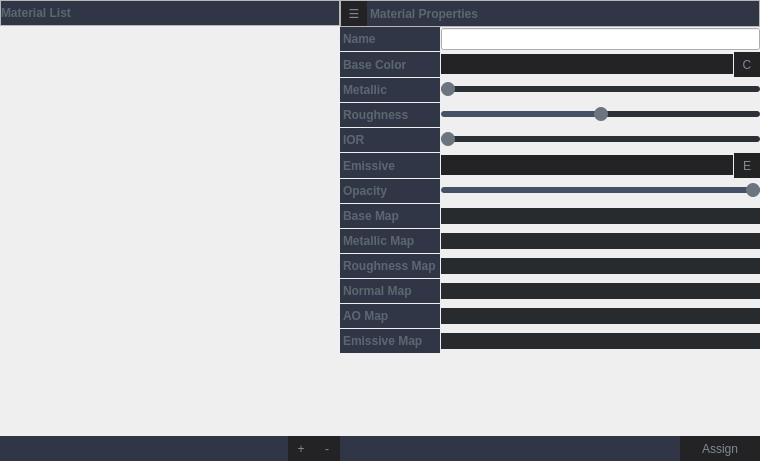
The window that ApplicationUI/SubWindows/MaterialEditorDialog.ui (dgiannop/IMP-3D) describes before a commit, drawn with Qt 5.
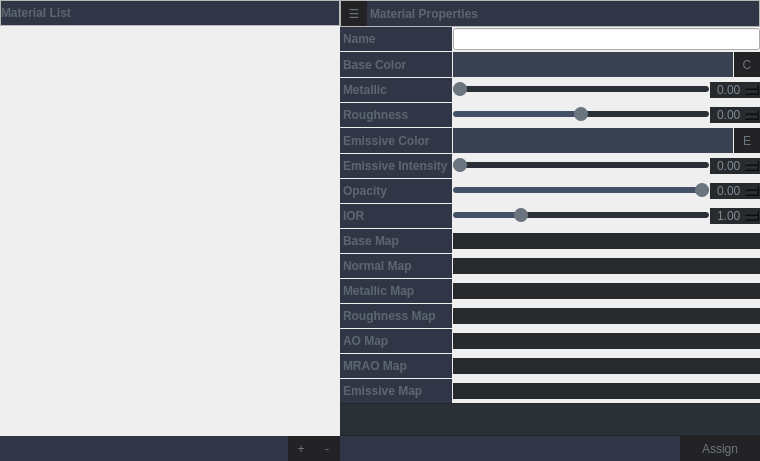
The same window after the commit. Icons and pictures are not drawn.

Commit message: Minor fixes in texture and material editors

```diff
--- a/ApplicationUI/SubWindows/MaterialEditorDialog.ui
+++ b/ApplicationUI/SubWindows/MaterialEditorDialog.ui
@@ -10,6 +10,12 @@
     <height>461</height>
    </rect>
   </property>
+  <property name="minimumSize">
+   <size>
+    <width>760</width>
+    <height>300</height>
+   </size>
+  </property>
   <property name="windowTitle">
    <string>Material Editor</string>
   </property>
@@ -21,6 +27,7 @@
     padding: 5px 0px;
     border-radius: 0px;
 }
+
 QPushButton {
     background-color: rgb(35,35,37);
     border: none; color: rgb(107,117,128);
@@ -30,7 +37,8 @@
 QPushButton:pressed { background-color: rgb(68,93,132); }
 QPushButton:hover  { background-color: rgb(35,35,36); }
 
-#colorSwatch, #emissiveSwatch {
+/* Swatches (match actual objectNames) */
+#baseColorPreviewButton, #emissivePreviewButton {
   padding: 0;
   border: 0px solid #555A66;
   background-color: #3a4150;
@@ -45,38 +53,38 @@
 }
 
 QComboBox::down-arrow {
-    image: url(:/images/arrow_down.png); /* Custom arrow image */
-    width: 8px; /* Adjust width of the arrow */
-    height: 8px; /* Adjust height of the arrow */
+    image: url(:/images/arrow_down.png);
+    width: 8px;
+    height: 8px;
     border-radius: 0px;
 }
 
 QComboBox::drop-down {
-    border: none; /* Remove the dropdown border */
-    border-radius: 0px; /* No radius on the drop-down button */
+    border: none;
+    border-radius: 0px;
 }
 
 QComboBox::popup {
-    border: none; /* Remove the border from the dropdown */
-    background-color: #282b2e; /* Set the same background color for the dropdown */
+    border: none;
+    background-color: #282b2e;
     padding: 0px;
-    overflow: hidden; /* Prevent the radius from being clipped */
-    border-radius: 8px; /* Apply border radius to the dropdown */
+    overflow: hidden;
+    border-radius: 8px;
 }
 
 QComboBox QAbstractItemView {
-    background-color: #282b2e; /* Same background for dropdown items */
-    color: white; /* Set item text color */
-    border: none; /* No border for item list */
-    border-radius: 0px; /* No border radius for dropdown items */
-    border-bottom-left-radius: 4px;  /* rounded bottom-left corner */
-    border-bottom-right-radius: 5px; /* rounded bottom-right corner */
+    background-color: #282b2e;
+    color: white;
+    border: none;
+    border-radius: 0px;
+    border-bottom-left-radius: 4px;
+    border-bottom-right-radius: 5px;
 }
 
 QComboBox::indicator {
     width: 8px;
     height: 8px;
-    background-color: transparent; /* To remove indicator styling */
+    background-color: transparent;
 }
 
 QSlider::groove:horizontal {
@@ -90,60 +98,22 @@
     height: 14px;
     border-radius: 7px;
     background: #6b7580;
-    margin: -4px -8px; /* centers handle on the groove */
+    margin: -4px -8px;
 }
 
-/* Remove any outer frame/border that style may add */
-QSplitter {
-    background: transparent;
-    border: 0px;
-    margin: 0px;
-    padding: 0px;
-}
-
-/* Make the handle invisible + remove spacing */
-QSplitter::handle {
-    background: transparent;
-    border: 0px;
-    margin: 0px;
-    padding: 0px;
-}
-
-/* For *thin* divider line instead of nothing, use this:
-QSplitter::handle:horizontal { width: 1px; background: rgba(255,255,255,25); }
-QSplitter::handle:vertical   { height: 1px; background: rgba(255,255,255,25); }
-*/
-QSplitter::handle:horizontal { width: 0px; }
-QSplitter::handle:vertical   { height: 0px; }
-
 QSlider::handle:horizontal:hover { background: #7e8a96; }
 QSlider::sub-page:horizontal { background: #445066; border-radius: 3px; }
 QSlider::add-page:horizontal { background: #2b2f36; border-radius: 3px; }
 
-QPushButton {
-    background-color: rgb(35, 35, 37);
-    border: none; 
-    color: rgb(127, 137, 148); /*#57616c;*/ 
-    padding: 1px 0px; 
-    text-align: center; 
-    text-decoration: none;
-    font-size: 9pt; 
-	line-height: 23px;
-    margin: 0px 0px; 
+QSplitter {
+    background: transparent;
+    border: 0px;
+    margin: 0px;
+    padding: 0px;
 }
-
-QPushButton:pressed {
-	background-color: rgb(68, 93, 132);
-}
-
-QPushButton:hover {
-    background-color: rgb(35, 35, 36);
-}
-
-QPushButton:checked {
-    background-color: rgb(68, 93, 132);
-    color: white; /* #a4b0bd;*/
-}
+QSplitter::handle { background: transparent; border: 0px; margin: 0px; padding: 0px; }
+QSplitter::handle:horizontal { width: 0px; }
+QSplitter::handle:vertical   { height: 0px; }
 
 QListWidget {
     border: 0px;
@@ -153,13 +123,13 @@
 
 QListWidget::item {
     border-radius: 0px;
-    margin-left: 1px; 
-   margin-right: 1px;
+    margin-left: 1px;
+    margin-right: 1px;
     padding: 0px 8px;
 }
 
 QListWidget::item:selected {
-    background: rgba(60, 120, 215, 180);   /* Qt-ish blue */
+    background: rgba(60, 120, 215, 180);
     color: white;
 }
 
@@ -174,6 +144,14 @@
 
 QListView::item {
     border-radius: 0px;
+}
+
+/* Spin boxes to match theme */
+QDoubleSpinBox {
+    background-color: #282b2e;
+    border: none;
+    color: rgb(127, 137, 148);
+    padding-left: 5px;
 }</string>
   </property>
   <layout class="QVBoxLayout" name="verticalLayoutRoot">
@@ -201,6 +179,12 @@
       <enum>Qt::Orientation::Horizontal</enum>
      </property>
      <widget class="QWidget" name="leftPanel">
+      <property name="minimumSize">
+       <size>
+        <width>220</width>
+        <height>0</height>
+       </size>
+      </property>
       <layout class="QVBoxLayout" name="leftLayout">
        <property name="spacing">
         <number>1</number>
@@ -336,9 +320,6 @@
             <property name="text">
              <string>+</string>
             </property>
-            <property name="checkable">
-             <bool>false</bool>
-            </property>
            </widget>
           </item>
           <item>
@@ -358,9 +339,6 @@
             <property name="text">
              <string>-</string>
             </property>
-            <property name="checkable">
-             <bool>false</bool>
-            </property>
            </widget>
           </item>
          </layout>
@@ -493,9 +471,10 @@
             </property>
            </widget>
           </item>
-          <item row="0" column="1">
+          <item row="0" column="1" colspan="2">
            <widget class="QLineEdit" name="nameEdit"/>
           </item>
+
           <item row="1" column="0">
            <widget class="QLabel" name="baseColorLabel">
             <property name="text">
@@ -503,7 +482,7 @@
             </property>
            </widget>
           </item>
-          <item row="1" column="1">
+          <item row="1" column="1" colspan="2">
            <layout class="QHBoxLayout" name="baseColorLayout">
             <property name="spacing">
              <number>1</number>
@@ -519,7 +498,7 @@
               <property name="minimumSize">
                <size>
                 <width>0</width>
-                <height>20</height>
+                <height>25</height>
                </size>
               </property>
               <property name="text">
@@ -542,6 +521,8 @@
             </item>
            </layout>
           </item>
+
+          <!-- Metallic -->
           <item row="2" column="0">
            <widget class="QLabel" name="metallicLabel">
             <property name="text">
@@ -565,6 +546,16 @@
             </property>
            </widget>
           </item>
+          <item row="2" column="2">
+           <widget class="QDoubleSpinBox" name="metallicSpin">
+            <property name="decimals"><number>2</number></property>
+            <property name="minimum"><double>0.00</double></property>
+            <property name="maximum"><double>1.00</double></property>
+            <property name="singleStep"><double>0.01</double></property>
+           </widget>
+          </item>
+
+          <!-- Roughness -->
           <item row="3" column="0">
            <widget class="QLabel" name="roughnessLabel">
             <property name="text">
@@ -588,37 +579,22 @@
             </property>
            </widget>
           </item>
+          <item row="3" column="2">
+           <widget class="QDoubleSpinBox" name="roughnessSpin">
+            <property name="decimals"><number>2</number></property>
+            <property name="minimum"><double>0.00</double></property>
+            <property name="maximum"><double>1.00</double></property>
+            <property name="singleStep"><double>0.01</double></property>
+           </widget>
+          </item>
+
+          <!-- Emissive Color -->
           <item row="4" column="0">
-           <widget class="QLabel" name="iorLabel">
-            <property name="text">
-             <string>IOR</string>
-            </property>
-           </widget>
-          </item>
-          <item row="4" column="1">
-           <widget class="QSlider" name="iorSlider">
-            <property name="minimum">
-             <number>100</number>
-            </property>
-            <property name="maximum">
-             <number>300</number>
-            </property>
-            <property name="value">
-             <number>100</number>
-            </property>
-            <property name="orientation">
-             <enum>Qt::Orientation::Horizontal</enum>
-            </property>
-           </widget>
-          </item>
-          <item row="5" column="0">
            <widget class="QLabel" name="emissiveLabel">
-            <property name="text">
-             <string>Emissive</string>
-            </property>
+            <property name="text"><string>Emissive Color</string></property>
            </widget>
           </item>
-          <item row="5" column="1">
+          <item row="4" column="1" colspan="2">
            <layout class="QHBoxLayout" name="emissiveLayout">
             <property name="spacing">
              <number>1</number>
@@ -634,7 +610,7 @@
               <property name="minimumSize">
                <size>
                 <width>0</width>
-                <height>20</height>
+                <height>25</height>
                </size>
               </property>
               <property name="text">
@@ -657,6 +633,31 @@
             </item>
            </layout>
           </item>
+
+          <!-- Emissive Intensity -->
+          <item row="5" column="0">
+           <widget class="QLabel" name="emissiveIntensityLabel">
+            <property name="text"><string>Emissive Intensity</string></property>
+           </widget>
+          </item>
+          <item row="5" column="1">
+           <widget class="QSlider" name="emissiveIntensitySlider">
+            <property name="minimum"><number>0</number></property>
+            <property name="maximum"><number>200</number></property>
+            <property name="value"><number>0</number></property>
+            <property name="orientation"><enum>Qt::Orientation::Horizontal</enum></property>
+           </widget>
+          </item>
+          <item row="5" column="2">
+           <widget class="QDoubleSpinBox" name="emissiveIntensitySpin">
+            <property name="decimals"><number>2</number></property>
+            <property name="minimum"><double>0.00</double></property>
+            <property name="maximum"><double>2.00</double></property>
+            <property name="singleStep"><double>0.05</double></property>
+           </widget>
+          </item>
+
+          <!-- Opacity -->
           <item row="6" column="0">
            <widget class="QLabel" name="opacityLabel">
             <property name="text">
@@ -680,85 +681,137 @@
             </property>
            </widget>
           </item>
+          <item row="6" column="2">
+           <widget class="QDoubleSpinBox" name="opacitySpin">
+            <property name="decimals"><number>2</number></property>
+            <property name="minimum"><double>0.00</double></property>
+            <property name="maximum"><double>1.00</double></property>
+            <property name="singleStep"><double>0.01</double></property>
+           </widget>
+          </item>
+
+          <!-- IOR -->
           <item row="7" column="0">
-           <widget class="QLabel" name="baseMapLabel">
-            <property name="text">
-             <string>Base Map</string>
-            </property>
+           <widget class="QLabel" name="iorLabel">
+            <property name="text"><string>IOR</string></property>
            </widget>
           </item>
           <item row="7" column="1">
-           <widget class="QComboBox" name="baseMapCombo"/>
+           <widget class="QSlider" name="iorSlider">
+            <property name="minimum"><number>100</number></property>
+            <property name="maximum"><number>300</number></property>
+            <property name="value"><number>150</number></property>
+            <property name="orientation"><enum>Qt::Orientation::Horizontal</enum></property>
+           </widget>
           </item>
+          <item row="7" column="2">
+           <widget class="QDoubleSpinBox" name="iorSpin">
+            <property name="decimals"><number>2</number></property>
+            <property name="minimum"><double>1.00</double></property>
+            <property name="maximum"><double>3.00</double></property>
+            <property name="singleStep"><double>0.01</double></property>
+           </widget>
+          </item>
+
+          <!-- Textures -->
           <item row="8" column="0">
-           <widget class="QLabel" name="metallicMapLabel">
-            <property name="text">
-             <string>Metallic Map</string>
-            </property>
+           <widget class="QLabel" name="baseMapLabel">
+            <property name="text"><string>Base Map</string></property>
            </widget>
           </item>
-          <item row="8" column="1">
-           <widget class="QComboBox" name="metallicMapCombo"/>
+          <item row="8" column="1" colspan="2">
+           <widget class="QComboBox" name="baseMapCombo"/>
           </item>
+
           <item row="9" column="0">
-           <widget class="QLabel" name="roughnessMapLabel">
-            <property name="text">
-             <string>Roughness Map</string>
-            </property>
-           </widget>
-          </item>
-          <item row="9" column="1">
-           <widget class="QComboBox" name="roughnessMapCombo"/>
-          </item>
-          <item row="10" column="0">
            <widget class="QLabel" name="normalMapLabel">
             <property name="text">
              <string>Normal Map</string>
             </property>
            </widget>
           </item>
-          <item row="10" column="1">
+          <item row="9" column="1" colspan="2">
            <widget class="QComboBox" name="normalMapCombo"/>
           </item>
+
+          <item row="10" column="0">
+           <widget class="QLabel" name="metallicMapLabel">
+            <property name="text"><string>Metallic Map</string></property>
+           </widget>
+          </item>
+          <item row="10" column="1" colspan="2">
+           <widget class="QComboBox" name="metallicMapCombo"/>
+          </item>
+
           <item row="11" column="0">
+           <widget class="QLabel" name="roughnessMapLabel">
+            <property name="text"><string>Roughness Map</string></property>
+           </widget>
+          </item>
+          <item row="11" column="1" colspan="2">
+           <widget class="QComboBox" name="roughnessMapCombo"/>
+          </item>
+
+          <item row="12" column="0">
            <widget class="QLabel" name="aoMapLabel">
             <property name="text">
              <string>AO Map</string>
             </property>
            </widget>
           </item>
-          <item row="11" column="1">
+          <item row="12" column="1" colspan="2">
            <widget class="QComboBox" name="aoMapCombo"/>
           </item>
-          <item row="12" column="0">
+
+          <!-- MRAO display-only row (disabled for now) -->
+          <item row="13" column="0">
+           <widget class="QLabel" name="mraoMapLabel">
+            <property name="text"><string>MRAO Map</string></property>
+           </widget>
+          </item>
+          <item row="13" column="1" colspan="2">
+           <widget class="QComboBox" name="mraoMapCombo">
+            <property name="enabled">
+             <bool>false</bool>
+            </property>
+           </widget>
+          </item>
+
+          <item row="14" column="0">
            <widget class="QLabel" name="emissiveMapLabel">
             <property name="text">
              <string>Emissive Map</string>
             </property>
            </widget>
           </item>
-          <item row="12" column="1">
+          <item row="14" column="1" colspan="2">
            <widget class="QComboBox" name="emissiveMapCombo"/>
           </item>
+
          </layout>
         </widget>
        </item>
        <item>
-        <spacer name="rightBottomSpacer">
-         <property name="orientation">
-          <enum>Qt::Orientation::Vertical</enum>
+        <widget class="QFrame" name="propsFillFrame">
+         <property name="sizePolicy">
+          <sizepolicy hsizetype="Preferred" vsizetype="Expanding">
+           <horstretch>0</horstretch>
+           <verstretch>1</verstretch>
+          </sizepolicy>
          </property>
-         <property name="sizeType">
-          <enum>QSizePolicy::Policy::Expanding</enum>
+         <property name="frameShape">
+          <enum>QFrame::Shape::NoFrame</enum>
          </property>
-         <property name="sizeHint" stdset="0">
-          <size>
-           <width>20</width>
-           <height>40</height>
-          </size>
+         <property name="styleSheet">
+          <string notr="true">QFrame#propsFillFrame {
+    background-color: #2b2f36; 
+    border-top: 1px solid #23262c;
+    border-bottom: 1px solid #23262c;
+}</string>
          </property>
-        </spacer>
+        </widget>
        </item>
+
        <item>
         <widget class="QFrame" name="rightFooterFrame">
          <property name="frameShape">
```
Left out of the diff: 87 changed lines with no effect on the pictures. The commit also changes 6 other files.
